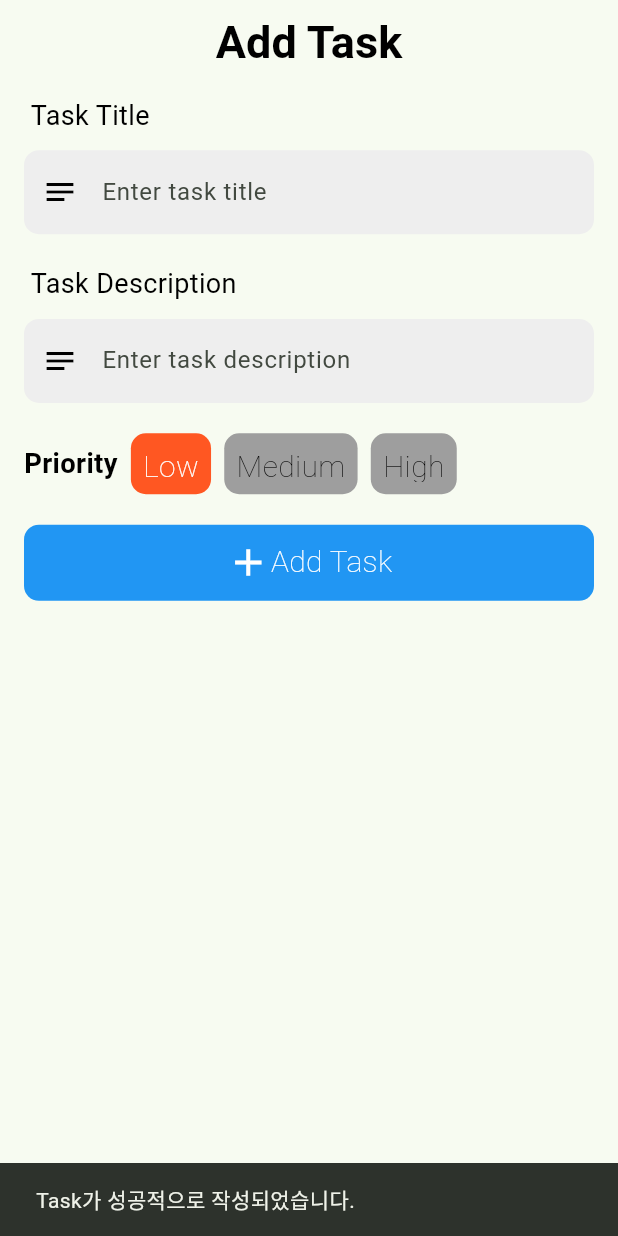
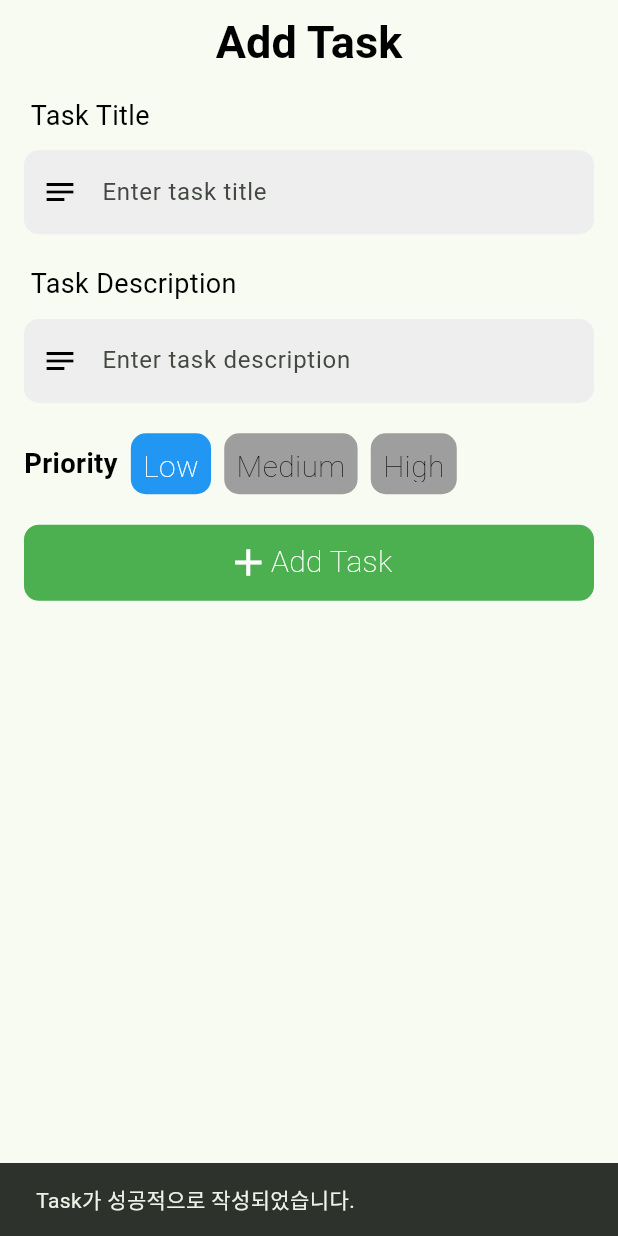
Before and after one commit to SuHwanYoon/Flutter-Todo-App, a Flutter app: the AddTaskScreen screen opened directly, after a tap on "Add Task", on a phone screen of 412 x 824 dp. Run offline on Flutter 3.47's test engine with Material 3 defaults, Android fonts, the phone set to English and light mode, and no system bars; our stand-ins replace cloud_firestore, firebase_auth, firebase_core, flutter_riverpod, font_awesome_flutter, freezed_annotation and 3 more; accounts and stored records are empty; generated files the repository leaves out were written again.

Commit message:
priority Color Modify

```diff
--- a/lib/features/task_management/presentation/screens/add_task_screen.dart
+++ b/lib/features/task_management/presentation/screens/add_task_screen.dart
@@ -8,6 +8,7 @@ import 'package:flutter_todo_app/features/task_management/presentation/screens/m
 import 'package:flutter_todo_app/features/task_management/presentation/widgets/title_description.dart';
 import 'package:flutter_todo_app/utils/app_styles.dart';
 import 'package:flutter_todo_app/utils/size_config.dart';
+import 'package:flutter_todo_app/utils/priority_colors.dart';
 
 // AddTaskScreen은 새로운 작업을 추가하는 화면을 담당하는 StatefulWidget입니다.
 // ConsumerStatefulWidget을 상속하여 Riverpod의 상태 관리를 사용합니다.
@@ -35,6 +36,7 @@ class _AddTaskScreenState extends ConsumerState<AddTaskScreen> {
     _descriptionController.dispose();
     super.dispose();
   }
+
   // widget을 그리는 build 메서드는 BuildContext를 매개변수로 받습니다.
   // BuildContext의 역할은 위젯 트리에서 현재 위젯의 위치를 나타내며,
   // 부모 위젯에 접근하거나 테마, 미디어 쿼리 등의 정보를 가져오는 데 사용됩니다.
@@ -139,7 +141,7 @@ class _AddTaskScreenState extends ConsumerState<AddTaskScreen> {
                                 borderRadius: BorderRadius.circular(10),
                                 // 선택된 우선순위에 따라 버튼 색상을 변경합니다.
                                 color: _selectedPriorityIndex == index
-                                    ? Colors.deepOrange
+                                    ? PriorityColors.getColor(priority)
                                     : Colors.grey,
                               ),
                               child: Text(
@@ -191,7 +193,7 @@ class _AddTaskScreenState extends ConsumerState<AddTaskScreen> {
                   width: SizeConfig.screenWidth,
                   decoration: BoxDecoration(
                     borderRadius: BorderRadius.circular(10),
-                    color: Colors.blue,
+                    color: Colors.green,
                   ),
                   // 버튼 내부의 내용을 조건에 따라 다르게 표시합니다.
                   // 로딩 중일 때는 CircularProgressIndicator를 표시하고, 아닐 때는 Row를 표시합니다.
--- a/lib/features/task_management/presentation/widgets/task_item.dart
+++ b/lib/features/task_management/presentation/widgets/task_item.dart
@@ -6,6 +6,7 @@ import 'package:flutter_todo_app/features/task_management/domain/task.dart';
 import 'package:flutter_todo_app/features/task_management/presentation/controller/firestore_controller.dart';
 import 'package:flutter_todo_app/features/task_management/presentation/screens/main_screen.dart';
 import 'package:flutter_todo_app/utils/app_styles.dart';
+import 'package:flutter_todo_app/utils/priority_colors.dart';
 import 'package:flutter_todo_app/utils/size_config.dart';
 import 'package:intl/intl.dart';
 
@@ -209,7 +210,7 @@ class _TaskItemState extends ConsumerState<TaskItem> {
                         height: SizeConfig.getProportionateHeight(40),
                         padding: const EdgeInsets.all(5),
                         decoration: BoxDecoration(
-                          color: Colors.deepOrange,
+                          color: PriorityColors.getColor(widget.task.priority),
                           borderRadius: BorderRadius.circular(20),
                         ),
                         child: FittedBox(
--- /dev/null
+++ b/lib/utils/priority_colors.dart
@@ -0,0 +1,20 @@
+import 'package:flutter/material.dart';
+
+// PriorityColors 클래스는 앱 전체에서 사용될 우선순위별 색상을 정의합니다.
+// 이렇게 색상을 한 곳에서 관리하면 앱의 디자인 일관성을 유지하기 쉽고,
+// 나중에 색상 정책을 변경해야 할 때 이 파일만 수정하면 되므로 유지보수가 편리해집니다.
+class PriorityColors {
+  // 'static' 메서드로 선언하여 인스턴스를 생성하지 않고도 바로 접근할 수 있게 합니다.
+  static Color getColor(String priority) {
+    switch (priority.toLowerCase()) {
+      case 'high':
+        return Colors.red;
+      case 'medium':
+        return Colors.orange;
+      case 'low':
+        return Colors.blue;
+      default:
+        return Colors.grey;
+    }
+  }
+}
```
